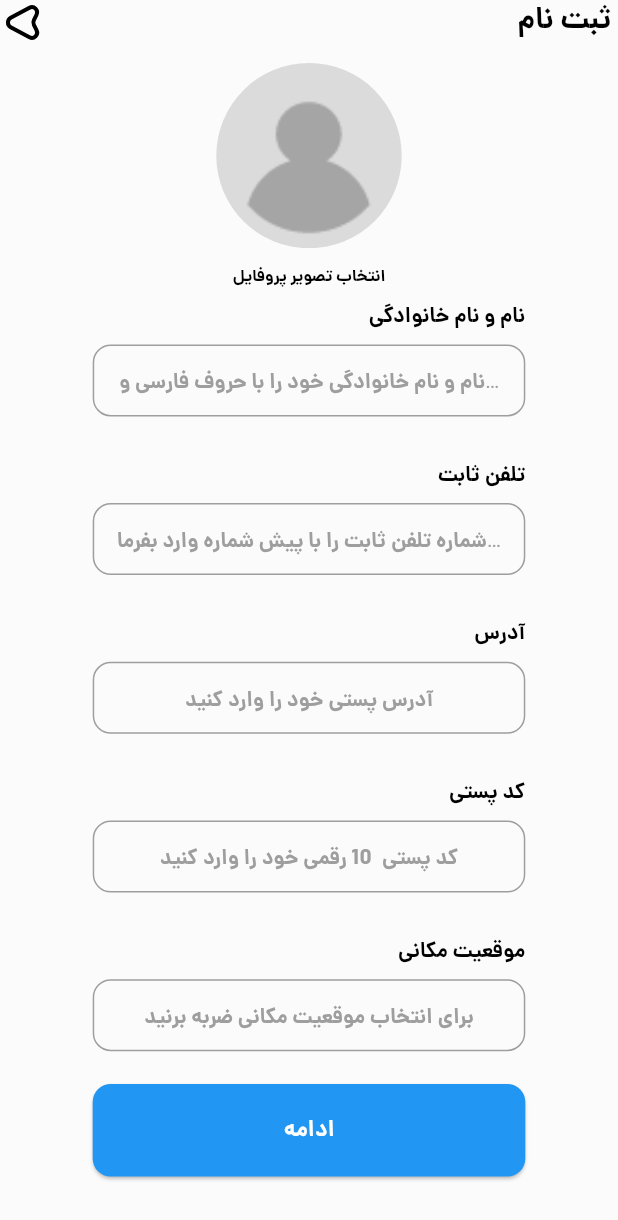
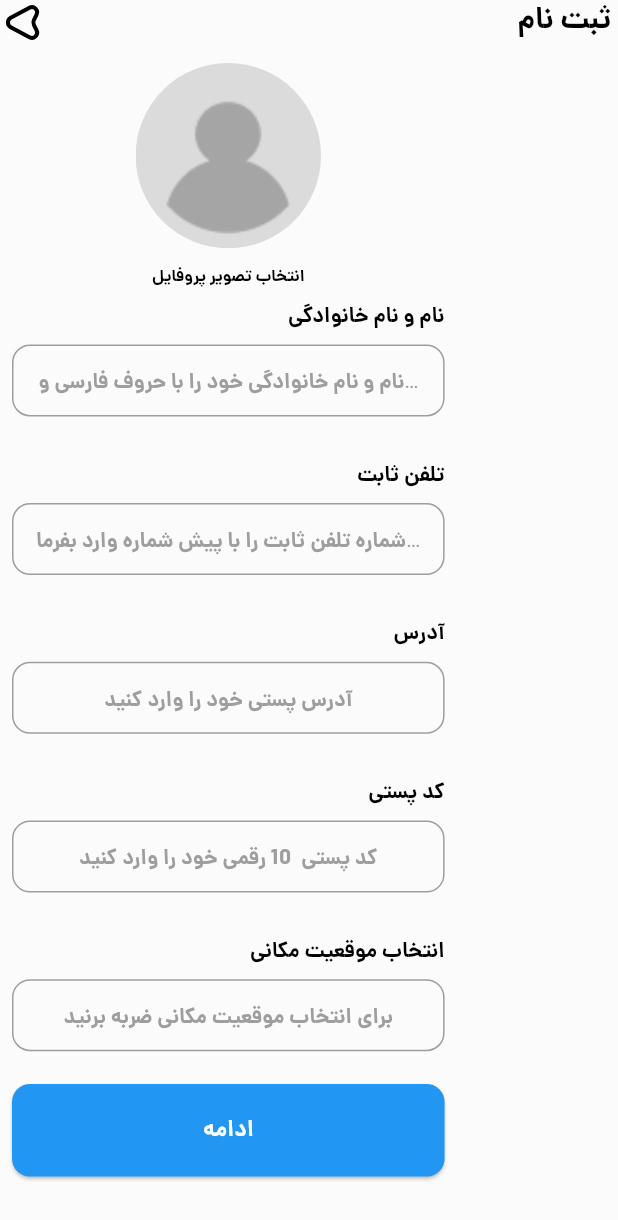
Before and after one commit to zahraaapz/watch_store_flutter, a Flutter app: the RegisterScreen screen opened by its route, on a phone screen of 412 x 824 dp. Shown: the top 1220 px of the screen. Run offline on Flutter 3.47's test engine with Material 3 defaults, Android fonts, the phone set to English and light mode, and no system bars; our stand-ins replace bloc, carousel_slider, dio, flutter_bloc, flutter_svg, image_cropper and 2 more; missing offline and left inert: flutter_osm_plugin; accounts and stored records are empty; project files that could hold a hidden picture were left out.

Commit message:
add custom widget

```diff
--- /dev/null
+++ b/lib/data/model/model.dart
@@ -0,0 +1,46 @@
+import 'dart:convert';
+
+class User {
+  String name;
+  String phone;
+  String address;
+  String postalCode;
+  final image;
+  final double lat;
+  final double lng;
+
+  User({
+    required this.name,
+    required this.phone,
+    required this.postalCode,
+    required this.address,
+    required this.image,
+    required this.lat,
+    required this.lng,
+  });
+
+  Map<String, dynamic> toMap() {
+    return {
+      'name': name,
+      'phone': phone,
+      'address': address,
+      'image': image,
+      'postal_code': postalCode,
+      'lat': lat,
+      'lng': lng
+    };
+  }
+
+  factory User.fromJson(String jsonString) {
+    Map<String, dynamic> map = jsonDecode(jsonString);
+
+    return User(
+        name: map['name'],
+        phone: map["phone"],
+        postalCode: map['postal_code'],
+        address: map['address'],
+        image: map['image'],
+        lat: map['lat'],
+        lng: map['lng']);
+  }
+}
--- a/lib/res/string.dart
+++ b/lib/res/string.dart
@@ -19,7 +19,7 @@ abstract class MyStrings{
   static const String sendToAddress = "ارسال به آدرس";
   static const String postalCode = "کد پستی";
   static const String lurem = " /////کد پستی";
-  static const String location = "موقعیت مکانی";
+  static const String location = "انتخاب موقعیت مکانی";
   static const String hintNameLastName = "نام و نام خانوادگی خود را با حروف فارسی وارد کنید";
   static const String hintHomeNumber = "شماره تلفن ثابت را با پیش شماره وارد بفرمایید";
   static const String hintAddress = "آدرس پستی خود را وارد کنید";
--- a/lib/routes/routes.dart
+++ b/lib/routes/routes.dart
@@ -6,7 +6,7 @@ import 'package:flutter/material.dart';
 import 'package:watch_store_flutter/routes/names.dart';
 import 'package:watch_store_flutter/screens/product_list_screen.dart';
 import 'package:watch_store_flutter/screens/product_single_screen.dart';
-import 'package:watch_store_flutter/screens/register_screen%20.dart';
+import 'package:watch_store_flutter/screens/register/register_screen%20.dart';
 import '../screens/auth/send_sms_screen.dart';
 
 import '../screens/auth/verify_code_screen.dart';
--- /dev/null
+++ b/lib/screens/register/cubit/register_state.dart
@@ -0,0 +1,13 @@
+part of 'register_cubit.dart';
+
+@immutable
+sealed class RegisterState {}
+
+final class RegisterInitial extends RegisterState {}
+final class LoadingState extends RegisterState {}
+final class ErrorState extends RegisterState {}
+final class OkResponsestate extends RegisterState {}
+final class LocationPickedState extends RegisterState {
+  final GeoPoint ?location;
+  LocationPickedState({required this.location});
+}
--- a/lib/screens/register_screen .dart
+++ b/lib/screens/register/register_screen .dart
@@ -1,17 +1,21 @@
+import 'package:dio/dio.dart';
 import 'package:flutter/material.dart';
+import 'package:flutter_bloc/flutter_bloc.dart';
 import 'package:image_picker/image_picker.dart';
 import 'package:watch_store_flutter/components/button_style.dart';
 import 'package:watch_store_flutter/components/extention.dart';
+import 'package:watch_store_flutter/data/model/model.dart';
 import 'package:watch_store_flutter/res/color.dart';
 import 'package:watch_store_flutter/res/dimens.dart';
 import 'package:watch_store_flutter/routes/names.dart';
+import 'package:watch_store_flutter/screens/register/cubit/register_cubit.dart';
 import 'package:watch_store_flutter/utils/image_handler.dart';
 import 'package:watch_store_flutter/widget/avatar.dart';
 import 'package:watch_store_flutter/widget/main_button.dart';
-import '../components/text_style.dart';
-import '../res/string.dart';
-import '../widget/app_text_field.dart';
-import '../widget/registerAppBar.dart';
+import '../../components/text_style.dart';
+import '../../res/string.dart';
+import '../../widget/app_text_field.dart';
+import '../../widget/registerAppBar.dart';
 
 class RegisterScreen extends StatefulWidget {
   RegisterScreen({super.key});
@@ -21,9 +25,15 @@ class RegisterScreen extends StatefulWidget {
 }
 
 class _RegisterScreenState extends State<RegisterScreen> {
-  final TextEditingController controller = TextEditingController();
-  int _selectedValue = 0;
+  final TextEditingController controllerLocation = TextEditingController();
+  final TextEditingController controllerLastName = TextEditingController();
+  final TextEditingController controllerPhone = TextEditingController();
+  final TextEditingController controllerAddress = TextEditingController();
+  final TextEditingController controllerPostalCode = TextEditingController();
   ImageHandler imageHandler = ImageHandler();
+
+  double lat = 0;
+  double lng = 0;
 
   @override
   Widget build(BuildContext context) {
@@ -32,8 +42,8 @@ class _RegisterScreenState extends State<RegisterScreen> {
         child: Scaffold(
       appBar: RegisterationAppBar(size: size),
       body: SingleChildScrollView(
-        child: SizedBox(
-          width: double.infinity,
+        child: BlocProvider(
+          create: (context) => RegisterCubit(),
           child:
               Column(crossAxisAlignment: CrossAxisAlignment.center, children: [
             MyDimens.medium.height,
@@ -105,29 +115,76 @@ class _RegisterScreenState extends State<RegisterScreen> {
             AppTextField(
                 lable: MyStrings.nameLastName,
                 hint: MyStrings.hintNameLastName,
-                controller: controller),
+                controller: controllerLocation),
             AppTextField(
                 lable: MyStrings.homeNumber,
                 hint: MyStrings.hintHomeNumber,
-                controller: controller),
+                controller: controllerLocation),
             AppTextField(
                 lable: MyStrings.address,
                 hint: MyStrings.hintAddress,
-                controller: controller),
+                controller: controllerLocation),
             AppTextField(
                 lable: MyStrings.postalCode,
                 hint: MyStrings.hintPostalCode,
-                controller: controller),
-            AppTextField(
-                icon: const Icon(Icons.location_on),
-                lable: MyStrings.location,
-                hint: MyStrings.hintLocation,
-                controller: controller),
-            MainButton(
-                text: MyStrings.next,
-                onPressed: () {
+                controller: controllerLocation),
+            BlocConsumer<RegisterCubit, RegisterState>(
+              listener: (context, state) {
+                if (state is LocationPickedState) {
+                  if (state.location != null) {
+                    controllerLocation.text =
+                        '${state.location!.longitude} + ${state.location!.latitude}';
+                    lat = state.location!.latitude;
+                    lng = state.location!.longitude;
+                  }
+                }
+              },
+              builder: (context, state) {
+                return GestureDetector(
+                  onTap: () {
+                    BlocProvider.of<RegisterCubit>(context)
+                        .pickTheLocation(context: context);
+                  },
+                  child: AppTextField(
+                      icon: const Icon(Icons.location_on),
+                      lable: MyStrings.location,
+                      hint: MyStrings.hintLocation,
+                      controller: controllerLocation),
+                );
+              },
+            ),
+            BlocConsumer<RegisterCubit, RegisterState>(
+              listener: (context, state) {
+                if (state is OkResponsestate) {
                   Navigator.pushNamed(context, Screens.mainScreen);
-                }),
+                } else if (state is ErrorState) {
+                  ScaffoldMessenger.of(context)
+                      .showSnackBar(SnackBar(content: Text('خطا')));
+                }
+              },
+              builder: (context, state) {
+                if (state is LoadingState) {
+                  return const Center(
+                    child: CircularProgressIndicator(),
+                  );
+                } else {
+                  return MainButton(
+                      text: MyStrings.next,
+                      onPressed: () async {
+                        User user = User(
+                            name:controllerLastName.text,
+                            phone: controllerPhone.text,
+                            postalCode: controllerPostalCode.text,
+                            address: controllerAddress.text,
+                            image:await MultipartFile.fromFile(imageHandler.getImage!.path),
+                            lat: lat,
+                            lng: lng);
+
+                            BlocProvider.of<RegisterCubit>(context).register(user:user);
+                      });
+                }
+              },
+            ),
             MyDimens.small.height
           ]),
         ),
--- a/pubspec.yaml
+++ b/pubspec.yaml
@@ -44,6 +44,7 @@ dependencies:
   shared_preferences: ^2.2.2
   image_picker: ^1.0.7
   image_cropper: ^5.0.1
+  flutter_osm_plugin: ^0.70.4
 
 dev_dependencies:
   flutter_test:
```
Also changed, not shown: lib/screens/register/cubit/register_cubit.dart (added, +53 -0 lines), pubspec.lock, 8 other files.
